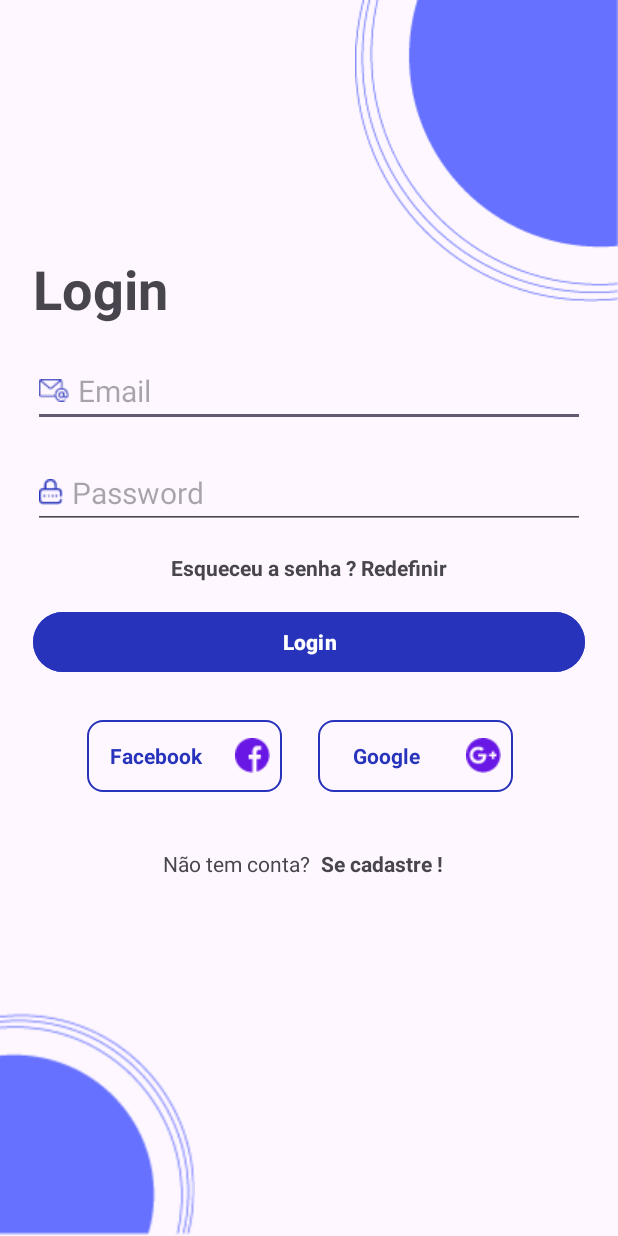
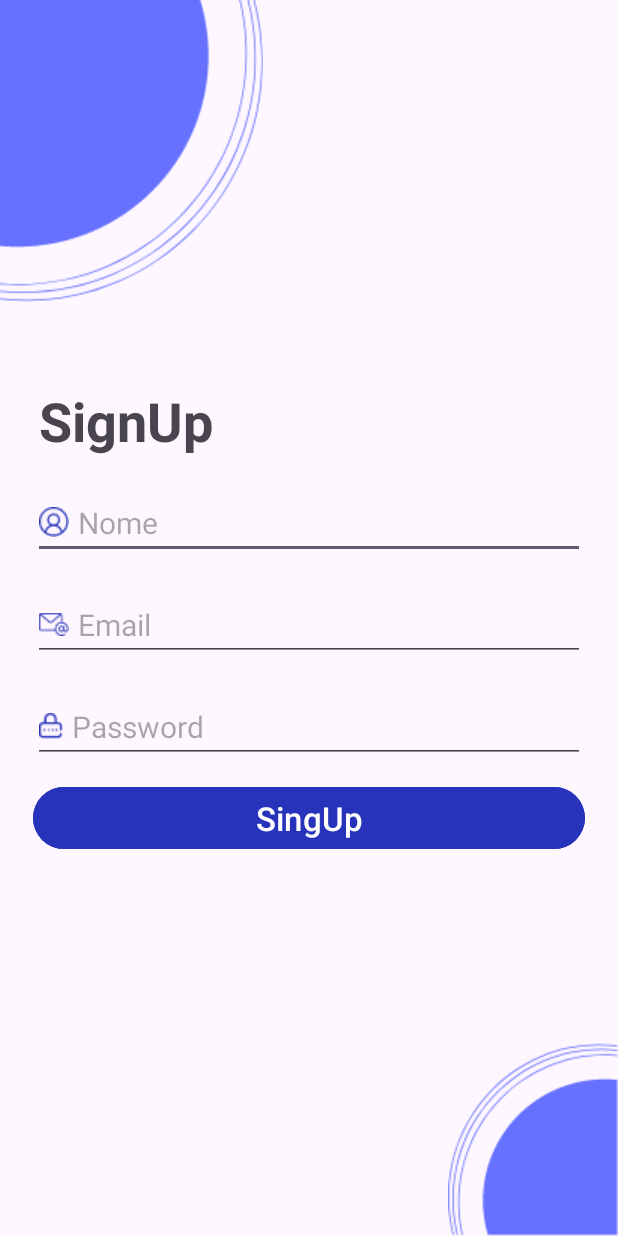
Before and after one commit to antrindade/Geracao-Saudavel, an Android app: the fragment RegisterFragment shown on its own in the app's theme, on a phone screen of 412 x 824 dp. Run offline under Robolectric (Android 15) with nearby library versions, the phone set to English and light mode, and no system bars; our stand-ins replace Firebase (no records; nobody signed in at launch, a user with empty details on screens opened directly).

Commit message:
Version 1

```diff
--- a/app/src/main/AndroidManifest.xml
+++ b/app/src/main/AndroidManifest.xml
@@ -24,7 +24,7 @@
             android:name=".home.HomeActivity"
             android:exported="false"/>
         <activity
-            android:name=".autentication.MainActivity"
+            android:name=".authentication.MainActivity"
             android:exported="true">
 
 
--- a/app/src/main/java/com/example/telinhas/autentication/MainActivity.kt
+++ b/app/src/main/java/com/example/telinhas/authentication/MainActivity.kt
@@ -1,4 +1,4 @@
-package com.example.telinhas.autentication
+package com.example.telinhas.authentication
 
 import androidx.appcompat.app.AppCompatActivity
 import android.os.Bundle
--- a/app/src/main/java/com/example/telinhas/autentication/helper/BiometricHelper.kt
+++ b/app/src/main/java/com/example/telinhas/authentication/helper/BiometricHelper.kt
@@ -1,4 +1,4 @@
-package com.example.telinhas.autentication.helper
+package com.example.telinhas.authentication.helper
 
 import android.content.Context
 import androidx.biometric.BiometricManager
--- a/app/src/main/java/com/example/telinhas/autentication/recover/RecoverEmailFragment.kt
+++ b/app/src/main/java/com/example/telinhas/authentication/recover/RecoverEmailFragment.kt
@@ -1,4 +1,4 @@
-package com.example.telinhas.autentication.recover
+package com.example.telinhas.authentication.recover
 
 import android.content.Context
 import android.graphics.Color
@@ -10,7 +10,7 @@ import android.view.inputmethod.InputMethodManager
 import androidx.fragment.app.Fragment
 import androidx.lifecycle.ViewModelProvider
 import androidx.navigation.fragment.findNavController
-import com.example.telinhas.autentication.viewmodel.RecoverViewModel
+import com.example.telinhas.authentication.viewmodel.RecoverViewModel
 import com.example.telinhas.constants.GenerationConstants
 import com.example.telinhas.databinding.FragmentRecoverEmailBinding
 import com.google.android.material.snackbar.Snackbar
--- a/app/src/main/java/com/example/telinhas/autentication/login/LoginFragment.kt
+++ b/app/src/main/java/com/example/telinhas/authentication/register/RegisterFragment.kt
@@ -1,4 +1,4 @@
-package com.example.telinhas.autentication.login
+package com.example.telinhas.authentication.register
 
 import android.content.Context
 import android.graphics.Color
@@ -10,35 +10,29 @@ import android.view.inputmethod.InputMethodManager
 import androidx.fragment.app.Fragment
 import androidx.lifecycle.ViewModelProvider
 import androidx.navigation.fragment.findNavController
-import com.example.telinhas.R
-import com.example.telinhas.autentication.viewmodel.LoginViewModel
+import com.example.telinhas.authentication.viewmodel.RegisterViewModel
 import com.example.telinhas.constants.GenerationConstants
-import com.example.telinhas.databinding.FragmentLoginBinding
+import com.example.telinhas.databinding.FragmentRegisterBinding
 import com.google.android.material.snackbar.Snackbar
 
-class LoginFragment : Fragment() {
 
-    private lateinit var binding: FragmentLoginBinding
-    private lateinit var viewModel: LoginViewModel
+class RegisterFragment : Fragment() {
+
+    private lateinit var binding: FragmentRegisterBinding
+    private lateinit var viewModel: RegisterViewModel
 
     override fun onCreateView(
-        inflater: LayoutInflater, container: ViewGroup?, savedInstanceState: Bundle?,
+        inflater: LayoutInflater,
+        container: ViewGroup?,
+        savedInstanceState: Bundle?,
     ): View {
 
-        binding = FragmentLoginBinding.inflate(layoutInflater)
-        viewModel = ViewModelProvider(this)[LoginViewModel::class.java]
+        binding = FragmentRegisterBinding.inflate(layoutInflater)
+        viewModel = ViewModelProvider(this)[RegisterViewModel::class.java]
 
-        binding.buttonLogin.setOnClickListener { view ->
+        binding.buttonSignUp.setOnClickListener {view ->
             closeKeyboard()
-            handleLogin(view)
-        }
-
-        binding.textViewRegister.setOnClickListener {
-            findNavController().navigate(R.id.action_loginFragment_to_registerFragment)
-        }
-
-        binding.textViewRecovery.setOnClickListener {
-            findNavController().navigate(R.id.action_loginFragment_to_recoverEmailFragment)
+            handleSave(view)
         }
 
         return binding.root
@@ -48,7 +42,6 @@ class LoginFragment : Fragment() {
         super.onViewCreated(view, savedInstanceState)
 
         observer(view)
-
     }
 
     private fun observer(view: View) {
@@ -57,25 +50,21 @@ class LoginFragment : Fragment() {
         }
         viewModel.authentication.observe(viewLifecycleOwner) {
             if (it) {
-                message(view, GenerationConstants.Success.SUCCESSFULLY_LOGGED_IN, Color.GREEN)
-                findNavController().navigate(R.id.action_loginFragment_to_homeActivity2)
-                activity?.finish()
-            }else {
-                message(view, GenerationConstants.Success.SUCCESSFULLY_LOGGED_IN, Color.GREEN)
-                findNavController().navigate(R.id.action_loginFragment_to_firstMain)
-                activity?.finish()
+                message(view, GenerationConstants.Success.SUCCESSFULLY_REGISTERED, Color.GREEN)
+                findNavController().popBackStack()
             }
         }
     }
 
-    private fun handleLogin(view: View) {
+    private fun handleSave(view: View) {
+        val name = binding.editTextName.text.toString()
         val email = binding.editTextEmail.text.toString()
         val password = binding.editTextPassword.text.toString()
 
-        if (email.isEmpty() || password.isEmpty()) {
+        if (name.isEmpty() || email.isEmpty() || password.isEmpty()) {
             message(view, GenerationConstants.Exception.EMPTY_FIELD, Color.RED)
         } else {
-            viewModel.verifyLogin(email, password)
+            viewModel.verifyRegister(name, email, password)
         }
     }
 
--- a/app/src/main/java/com/example/telinhas/autentication/viewmodel/RecoverViewModel.kt
+++ b/app/src/main/java/com/example/telinhas/authentication/viewmodel/RecoverViewModel.kt
@@ -1,4 +1,4 @@
-package com.example.telinhas.autentication.viewmodel
+package com.example.telinhas.authentication.viewmodel
 
 import android.app.Application
 import androidx.lifecycle.AndroidViewModel
--- a/app/src/main/java/com/example/telinhas/presentation/viewmodel/PresentationViewModel.kt
+++ b/app/src/main/java/com/example/telinhas/presentation/viewmodel/PresentationViewModel.kt
@@ -4,7 +4,7 @@ import android.app.Application
 import androidx.lifecycle.AndroidViewModel
 import androidx.lifecycle.LiveData
 import androidx.lifecycle.MutableLiveData
-import com.example.telinhas.autentication.helper.BiometricHelper
+import com.example.telinhas.authentication.helper.BiometricHelper
 import com.google.firebase.auth.FirebaseAuth
 
 class PresentationViewModel(application: Application) : AndroidViewModel(application) {
--- a/app/src/main/res/layout/activity_main.xml
+++ b/app/src/main/res/layout/activity_main.xml
@@ -4,7 +4,7 @@
     xmlns:tools="http://schemas.android.com/tools"
     android:layout_width="match_parent"
     android:layout_height="match_parent"
-    tools:context=".autentication.MainActivity">
+    tools:context=".authentication.MainActivity">
 
     <androidx.fragment.app.FragmentContainerView
         android:id="@+id/fragmentContainerView"
--- a/app/src/main/res/layout/fragment_login.xml
+++ b/app/src/main/res/layout/fragment_login.xml
@@ -4,7 +4,7 @@
     xmlns:tools="http://schemas.android.com/tools"
     android:layout_width="match_parent"
     android:layout_height="match_parent"
-    tools:context=".autentication.login.LoginFragment">
+    tools:context=".authentication.login.LoginFragment">
 
     <ImageView
         android:id="@+id/imageView_top"
--- a/app/src/main/res/layout/fragment_recover_email.xml
+++ b/app/src/main/res/layout/fragment_recover_email.xml
@@ -4,7 +4,7 @@
     xmlns:tools="http://schemas.android.com/tools"
     android:layout_width="match_parent"
     android:layout_height="match_parent"
-    tools:context=".autentication.recover.RecoverEmailFragment">
+    tools:context=".authentication.recover.RecoverEmailFragment">
 
     <ImageView
         android:id="@+id/imageView_top_left"
--- a/app/src/main/res/layout/fragment_register.xml
+++ b/app/src/main/res/layout/fragment_register.xml
@@ -4,7 +4,7 @@
     xmlns:tools="http://schemas.android.com/tools"
     android:layout_width="match_parent"
     android:layout_height="match_parent"
-    tools:context=".autentication.register.RegisterFragment">
+    tools:context=".authentication.register.RegisterFragment">
 
 
     <ImageView
--- a/app/src/main/res/navigation/nav_login_register.xml
+++ b/app/src/main/res/navigation/nav_login_register.xml
@@ -7,7 +7,7 @@
 
     <fragment
         android:id="@+id/loginFragment"
-        android:name="com.example.telinhas.autentication.login.LoginFragment"
+        android:name="com.example.telinhas.authentication.login.LoginFragment"
         android:label="fragment_login"
         tools:layout="@layout/fragment_login" >
         <action
@@ -34,12 +34,12 @@
     </fragment>
     <fragment
         android:id="@+id/registerFragment"
-        android:name="com.example.telinhas.autentication.register.RegisterFragment"
+        android:name="com.example.telinhas.authentication.register.RegisterFragment"
         android:label="fragment_register"
         tools:layout="@layout/fragment_register" />
     <fragment
         android:id="@+id/recoverEmailFragment"
-        android:name="com.example.telinhas.autentication.recover.RecoverEmailFragment"
+        android:name="com.example.telinhas.authentication.recover.RecoverEmailFragment"
         android:label="fragment_recover_email"
         tools:layout="@layout/fragment_recover_email" />
     <fragment
--- a/app/src/main/res/navigation/screen_home.xml
+++ b/app/src/main/res/navigation/screen_home.xml
@@ -34,7 +34,7 @@
     </fragment>
     <activity
         android:id="@+id/mainActivity"
-        android:name="com.example.telinhas.autentication.MainActivity"
+        android:name="com.example.telinhas.authentication.MainActivity"
         android:label="activity_main"
         tools:layout="@layout/activity_main" />
     <fragment
```
Also changed, not shown: app/src/main/java/com/example/telinhas/authentication/login/LoginFragment.kt (renamed from app/src/main/java/com/example/telinhas/autentication/register/RegisterFragment.kt, +31 -20 lines), app/src/main/java/com/example/telinhas/authentication/viewmodel/LoginViewModel.kt (renamed from app/src/main/java/com/example/telinhas/autentication/viewmodel/RegisterViewModel.kt, +25 -15 lines), app/src/main/java/com/example/telinhas/authentication/viewmodel/RegisterViewModel.kt (renamed from app/src/main/java/com/example/telinhas/autentication/viewmodel/LoginViewModel.kt, +15 -25 lines).
